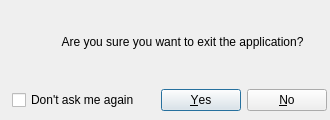
First picture: the form in src/xmluvation/resources/ui/exit_dialog_box.ui, repository zaricj/XMLuvation, before the edit.
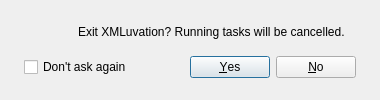
Second picture: the form after the edit. Icons and pictures are not drawn.

What changed in the file:
```diff
--- a/src/xmluvation/resources/ui/exit_dialog_box.ui
+++ b/src/xmluvation/resources/ui/exit_dialog_box.ui
@@ -2,32 +2,6 @@
 <ui version="4.0">
  <class>ExitAppDialog</class>
  <widget class="QDialog" name="ExitAppDialog">
-  <property name="windowModality">
-   <enum>Qt::WindowModality::NonModal</enum>
-  </property>
-  <property name="enabled">
-   <bool>true</bool>
-  </property>
-  <property name="geometry">
-   <rect>
-    <x>0</x>
-    <y>0</y>
-    <width>330</width>
-    <height>120</height>
-   </rect>
-  </property>
-  <property name="minimumSize">
-   <size>
-    <width>330</width>
-    <height>120</height>
-   </size>
-  </property>
-  <property name="maximumSize">
-   <size>
-    <width>330</width>
-    <height>120</height>
-   </size>
-  </property>
   <property name="windowTitle">
    <string>Exit Application</string>
   </property>
@@ -35,102 +9,124 @@
    <iconset resource="../qrc/xmluvation_resources.qrc">
     <normaloff>:/icons/xml_256px.ico</normaloff>:/icons/xml_256px.ico</iconset>
   </property>
+  <property name="minimumSize">
+   <size>
+    <width>380</width>
+    <height>0</height>
+   </size>
+  </property>
   <property name="modal">
    <bool>true</bool>
   </property>
-  <layout class="QVBoxLayout" name="verticalLayout">
+  <property name="role" stdset="0">
+   <string>page</string>
+  </property>
+  <layout class="QVBoxLayout" name="layout_ExitAppDialog">
    <property name="spacing">
-    <number>3</number>
+    <number>14</number>
    </property>
    <property name="leftMargin">
-    <number>3</number>
+    <number>24</number>
    </property>
    <property name="topMargin">
-    <number>3</number>
+    <number>22</number>
    </property>
    <property name="rightMargin">
-    <number>3</number>
+    <number>24</number>
    </property>
    <property name="bottomMargin">
-    <number>3</number>
+    <number>22</number>
    </property>
    <item>
-    <layout class="QHBoxLayout" name="horizontalLayout_2">
+    <layout class="QHBoxLayout" name="layout_exit_message">
+     <property name="spacing">
+      <number>14</number>
+     </property>
      <property name="leftMargin">
       <number>0</number>
      </property>
+     <property name="topMargin">
+      <number>0</number>
+     </property>
+     <property name="rightMargin">
+      <number>0</number>
+     </property>
      <property name="bottomMargin">
-      <number>6</number>
+      <number>0</number>
      </property>
      <item>
       <widget class="QLabel" name="image">
-       <property name="sizePolicy">
-        <sizepolicy hsizetype="Fixed" vsizetype="Preferred">
-         <horstretch>0</horstretch>
-         <verstretch>0</verstretch>
-        </sizepolicy>
-       </property>
-       <property name="minimumSize">
-        <size>
-         <width>32</width>
-         <height>32</height>
-        </size>
-       </property>
        <property name="text">
         <string/>
        </property>
        <property name="pixmap">
         <pixmap resource="../qrc/xmluvation_resources.qrc">:/images/question-circle_48x48.png</pixmap>
        </property>
+       <property name="maximumSize">
+        <size>
+         <width>40</width>
+         <height>40</height>
+        </size>
+       </property>
+       <property name="scaledContents">
+        <bool>true</bool>
+       </property>
       </widget>
      </item>
      <item>
       <widget class="QLabel" name="label">
-       <property name="sizePolicy">
-        <sizepolicy hsizetype="Preferred" vsizetype="Preferred">
-         <horstretch>0</horstretch>
-         <verstretch>0</verstretch>
-        </sizepolicy>
-       </property>
        <property name="text">
-        <string>Are you sure you want to exit the application?</string>
+        <string>Exit XMLuvation? Running tasks will be cancelled.</string>
        </property>
-       <property name="alignment">
-        <set>Qt::AlignmentFlag::AlignCenter</set>
+       <property name="wordWrap">
+        <bool>true</bool>
        </property>
       </widget>
      </item>
     </layout>
    </item>
    <item>
-    <layout class="QHBoxLayout" name="horizontalLayout">
+    <layout class="QHBoxLayout" name="layout_exit_buttons">
+     <property name="spacing">
+      <number>8</number>
+     </property>
      <property name="leftMargin">
-      <number>9</number>
+      <number>0</number>
+     </property>
+     <property name="topMargin">
+      <number>0</number>
+     </property>
+     <property name="rightMargin">
+      <number>0</number>
      </property>
      <property name="bottomMargin">
-      <number>6</number>
+      <number>0</number>
      </property>
      <item>
       <widget class="QCheckBox" name="check_box_dont_ask_again">
-       <property name="layoutDirection">
-        <enum>Qt::LayoutDirection::LeftToRight</enum>
-       </property>
        <property name="text">
-        <string>Don't ask me again</string>
+        <string>Don't ask again</string>
        </property>
       </widget>
      </item>
      <item>
-      <widget class="QDialogButtonBox" name="button_box">
+      <spacer name="spacer_5">
        <property name="orientation">
         <enum>Qt::Orientation::Horizontal</enum>
        </property>
+       <property name="sizeHint">
+        <size>
+         <width>40</width>
+         <height>20</height>
+        </size>
+       </property>
+      </spacer>
+     </item>
+     <item>
+      <widget class="QDialogButtonBox" name="button_box">
        <property name="standardButtons">
         <set>QDialogButtonBox::StandardButton::No|QDialogButtonBox::StandardButton::Yes</set>
        </property>
-       <property name="centerButtons">
-        <bool>false</bool>
-       </property>
       </widget>
      </item>
     </layout>
```
Left out of the diff: 26 changed lines with no effect on the pictures.
